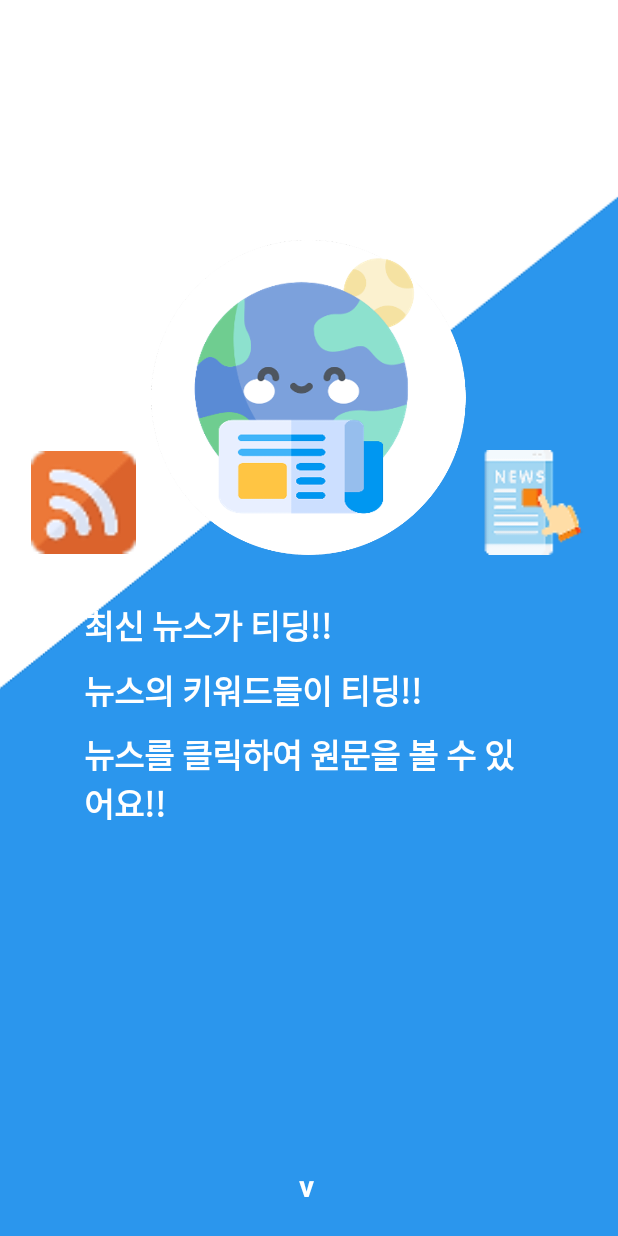
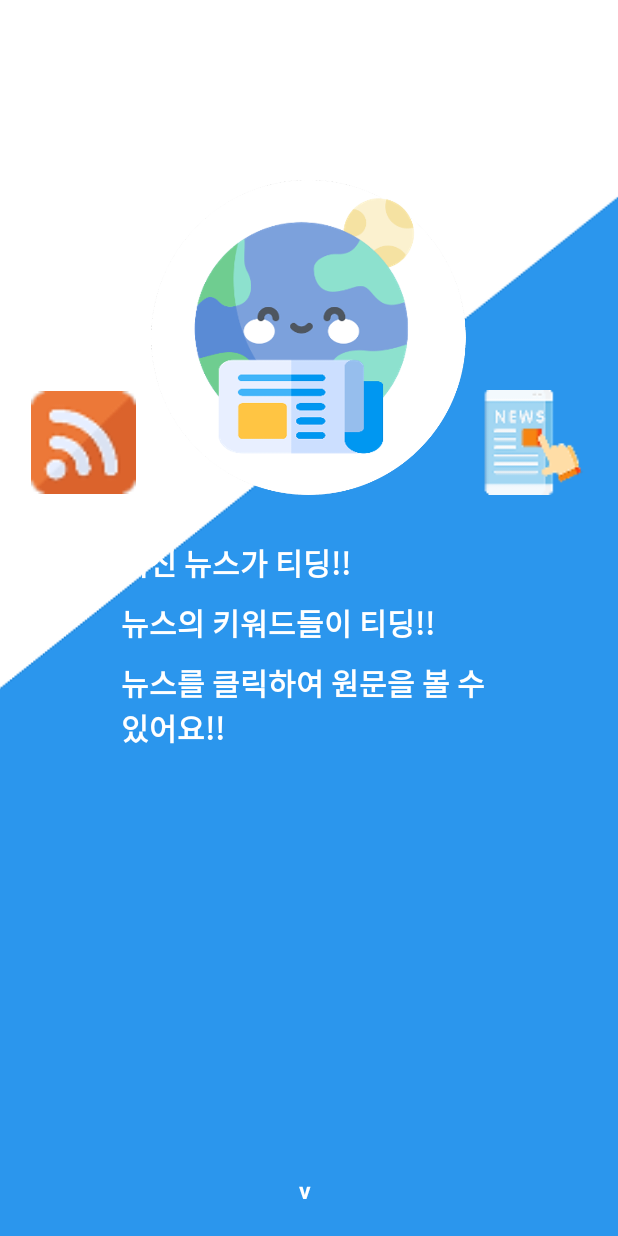
Before and after one commit to gangslee/Programmers_Challenge_MyRealTrip, an Android app: the IntroActivity screen opened directly, with no data from a screen before it, on a phone screen of 412 x 824 dp. Run offline under Robolectric (Android 15) with nearby library versions, the phone set to English and light mode, and no system bars; 2 statements that could not run were skipped.

Commit message:
Complete Project
Complete Project

```diff
--- a/app/src/main/java/com/example/myapplication/activities/IntroActivity.kt
+++ b/app/src/main/java/com/example/myapplication/activities/IntroActivity.kt
@@ -5,18 +5,14 @@ import android.content.pm.PackageInfo
 import androidx.appcompat.app.AppCompatActivity
 import android.os.Bundle
 import android.os.Handler
-import com.bumptech.glide.Glide
-import com.bumptech.glide.annotation.GlideModule
-import com.bumptech.glide.module.AppGlideModule
 import com.example.myapplication.R
-import com.example.myapplication.adapters.GlideApp
 import kotlinx.android.synthetic.main.activity_intro.*
 
 class IntroActivity : AppCompatActivity() {
     private var delayHandler: Handler? = null
     private val SPLASH_TIME_OUT: Long = 1300
 
-    val runnable: Runnable = Runnable{
+    private val runnable: Runnable = Runnable{
         if(!isFinishing){
             val intent = Intent(applicationContext, MainActivity::class.java)
             startActivity(intent)
@@ -29,21 +25,24 @@ class IntroActivity : AppCompatActivity() {
         setContentView(R.layout.activity_intro)
 
         setVersionTxt()
-        delayHandler = Handler()
-        delayHandler?.postDelayed(runnable, SPLASH_TIME_OUT)
+        setHandler()
     }
 
     override fun onDestroy() {
+        super.onDestroy()
         if(delayHandler != null){
             delayHandler!!.removeCallbacks(runnable)
         }
-
-        super.onDestroy()
     }
 
-    fun setVersionTxt(){
+    private fun setVersionTxt(){
         val info : PackageInfo = this.packageManager.getPackageInfo(this.packageName, 0)
         val version = info.versionName
         intro_version.append(version)
     }
+
+    private fun setHandler(){
+        delayHandler = Handler()
+        delayHandler?.postDelayed(runnable, SPLASH_TIME_OUT)
+    }
 }
--- a/app/src/main/java/com/example/myapplication/activities/MainActivity.kt
+++ b/app/src/main/java/com/example/myapplication/activities/MainActivity.kt
@@ -64,7 +64,6 @@ class MainActivity : AppCompatActivity() {
     private fun updateList() {
         parsedData = ArrayList()
         data.clear()
-        adapter.notifyDataSetChanged()
 
         runBlocking {
             lifecycleScope.launch {
@@ -87,7 +86,7 @@ class MainActivity : AppCompatActivity() {
 
     }
 
-    fun startParse(): ArrayList<Job> {
+    private fun startParse(): ArrayList<Job> {
         val job = arrayListOf<Job>()
         for (i in 0 until xmlData.size) {
             job += lifecycleScope.launch {
--- a/app/src/main/res/layout/activity_detail.xml
+++ b/app/src/main/res/layout/activity_detail.xml
@@ -34,7 +34,6 @@
         android:id="@+id/nasca"
         android:layout_width="match_parent"
         android:layout_height="match_parent"
-        android:layout_below="@id/elevation_layout"
-        app:nasca_zoomable="true" />
+        android:layout_below="@id/elevation_layout"/>
 
 </RelativeLayout>
--- a/app/src/main/res/layout/activity_intro.xml
+++ b/app/src/main/res/layout/activity_intro.xml
@@ -1,6 +1,5 @@
 <?xml version="1.0" encoding="utf-8"?>
 <RelativeLayout xmlns:android="http://schemas.android.com/apk/res/android"
-    xmlns:app="http://schemas.android.com/apk/res-auto"
     xmlns:tools="http://schemas.android.com/tools"
     android:layout_width="match_parent"
     android:layout_height="match_parent"
@@ -12,7 +11,7 @@
         android:layout_width="210dp"
         android:layout_height="210dp"
         android:layout_centerHorizontal="true"
-        android:layout_marginTop="160dp"
+        android:layout_marginTop="120dp"
         android:src="@drawable/main_icon" />
 
     <androidx.appcompat.widget.AppCompatImageView
@@ -35,37 +34,37 @@
 
     <TextView
         android:id="@+id/intro_first_label"
-        android:layout_width="300dp"
+        android:layout_width="250dp"
         android:layout_height="wrap_content"
         android:layout_below="@id/intro_main_icon"
         android:layout_centerHorizontal="true"
         android:layout_marginTop="30dp"
         android:text="@string/label_first"
-        android:textSize="22sp"
+        android:textSize="20sp"
         android:textStyle="bold"
         android:textColor="@android:color/white"/>
 
     <TextView
         android:id="@+id/intro_second_label"
-        android:layout_width="300dp"
+        android:layout_width="250dp"
         android:layout_height="wrap_content"
         android:layout_below="@id/intro_first_label"
         android:layout_centerHorizontal="true"
         android:layout_marginTop="10dp"
         android:text="@string/label_second"
-        android:textSize="22sp"
+        android:textSize="20sp"
         android:textStyle="bold"
         android:textColor="@android:color/white"/>
 
     <TextView
         android:id="@+id/intro_third_label"
-        android:layout_width="300dp"
+        android:layout_width="250dp"
         android:layout_height="wrap_content"
         android:layout_below="@id/intro_second_label"
         android:layout_centerHorizontal="true"
         android:layout_marginTop="10dp"
         android:text="@string/label_third"
-        android:textSize="22sp"
+        android:textSize="20sp"
         android:textStyle="bold"
         android:textColor="@android:color/white"/>
 
@@ -77,7 +76,7 @@
         android:layout_centerHorizontal="true"
         android:layout_marginBottom="20dp"
         android:text="@string/version"
-        android:textSize="20sp"
+        android:textSize="15sp"
         android:textColor="@android:color/white"/>
 
 </RelativeLayout>
--- a/app/src/main/res/layout/activity_main.xml
+++ b/app/src/main/res/layout/activity_main.xml
@@ -3,7 +3,6 @@
     xmlns:tools="http://schemas.android.com/tools"
     android:layout_width="match_parent"
     android:layout_height="match_parent"
-
     tools:context=".activities.MainActivity">
 
     <TextView
```
Also changed, not shown: app/src/main/java/com/example/myapplication/activities/DetailActivity.kt (+2 -14 lines), app/src/main/java/com/example/myapplication/classes/Classes.kt (+1 -25 lines), app/src/main/java/com/example/myapplication/parsing/HtmlParse.kt (+5 -4 lines), app/src/main/java/com/example/myapplication/parsing/XmlParse.kt (+4 -6 lines), 2 other files.
